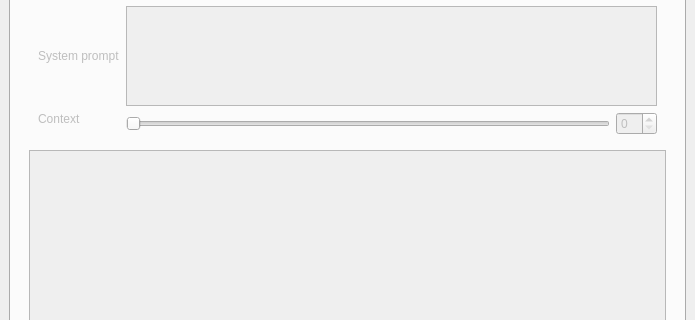
Old version of the form AIOneQTWidgets/mainwindow.ui in the repository Iemand005/Singularity; both pictures show x 0 to 695 and y 112 to 432 of the 695 by 1066 pixel window.
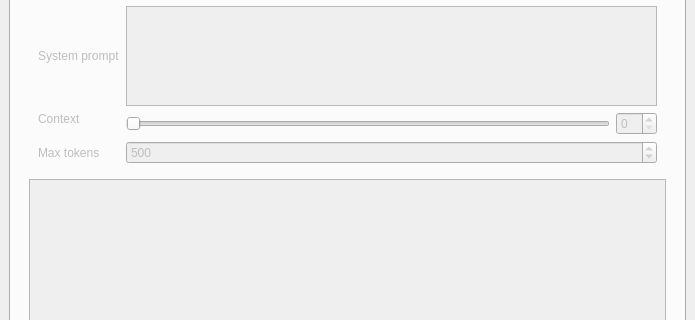
New version of the form.

What changed in the file:
```diff
--- a/AIOneQTWidgets/mainwindow.ui
+++ b/AIOneQTWidgets/mainwindow.ui
@@ -61,7 +61,7 @@
           </property>
           <layout class="QVBoxLayout" name="verticalLayout_6">
            <item>
-            <widget class="QFrame" name="">
+            <widget class="QFrame" name="frame">
              <property name="sizePolicy">
               <sizepolicy hsizetype="Preferred" vsizetype="Maximum">
                <horstretch>0</horstretch>
@@ -131,6 +131,26 @@
                 </item>
                </layout>
               </item>
+              <item row="2" column="0">
+               <widget class="QLabel" name="label_3">
+                <property name="text">
+                 <string>Max tokens</string>
+                </property>
+               </widget>
+              </item>
+              <item row="2" column="1">
+               <widget class="QSpinBox" name="maxTokensInput">
+                <property name="minimum">
+                 <number>1</number>
+                </property>
+                <property name="maximum">
+                 <number>1000000000</number>
+                </property>
+                <property name="value">
+                 <number>500</number>
+                </property>
+               </widget>
+              </item>
              </layout>
             </widget>
            </item>
```
